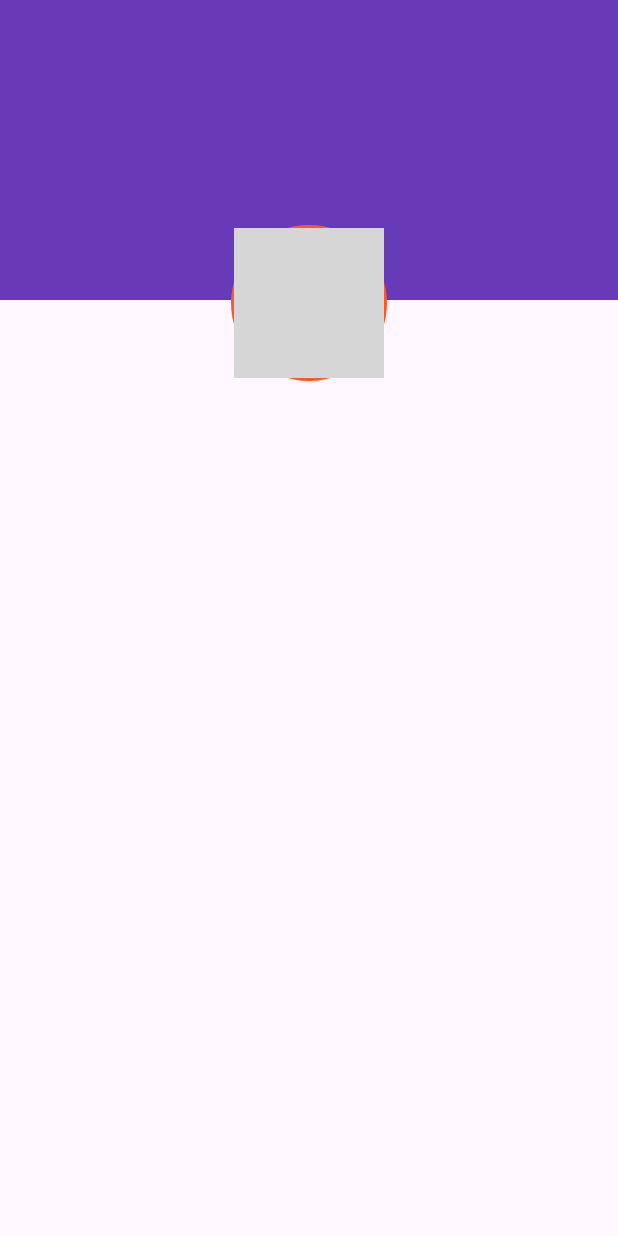
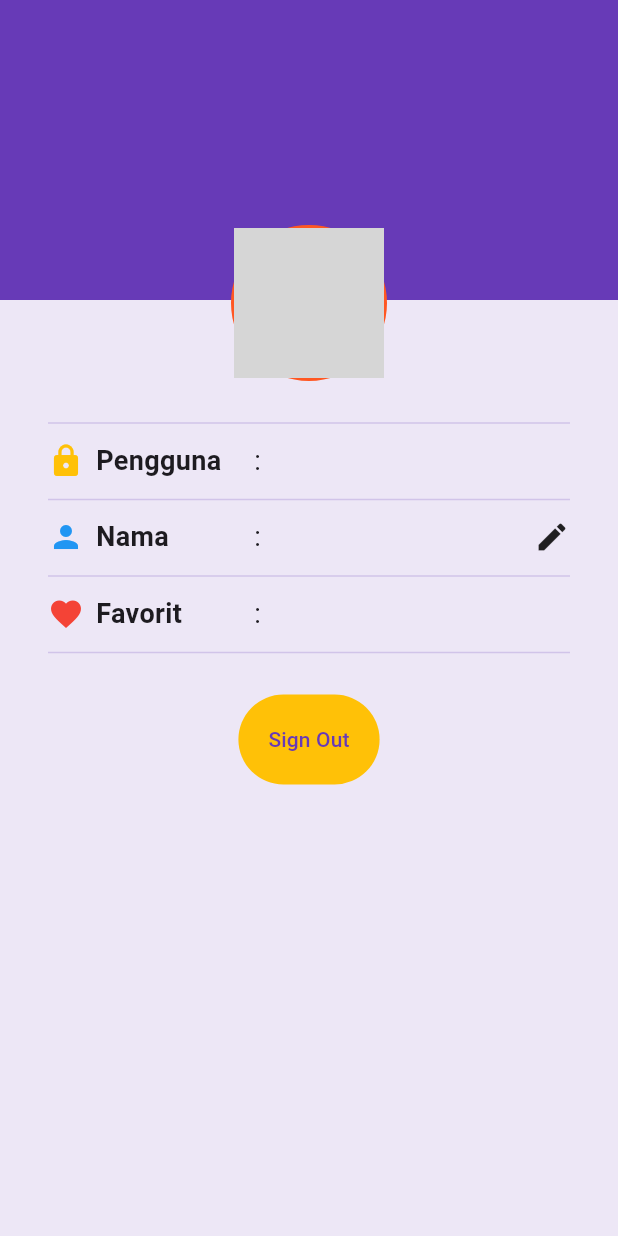
Before and after one commit to Mobile-Programming-MDP/materi-latihan-flutter-PutriNilam, a Flutter app: the ProfileScreen screen opened directly, on a phone screen of 412 x 824 dp. Run offline on Flutter 3.47's test engine with Material 2 defaults, Android fonts, the phone set to English and light mode, and no system bars; our stand-ins replace connectivity_plus; grey boxes are pictures that could not be loaded.

Commit message:
first commit
27 10 2023

```diff
--- a/wisata_candi/lib/main.dart
+++ b/wisata_candi/lib/main.dart
@@ -1,24 +1,43 @@
 import 'package:flutter/material.dart';
 import 'package:wisata_candi/data/candi_data.dart';
+import 'package:wisata_candi/screens/SignInScreen.dart';
 import 'package:wisata_candi/screens/detail_screen.dart';
+import 'package:wisata_candi/screens/profile_screen.dart';
 
 void main() {
   runApp(const MyApp());
 }
 
-class MyApp extends StatelessWidget {
+class MyApp extends StatefulWidget {
   const MyApp({super.key});
 
+  @override
+  State<MyApp> createState() => _MyAppState();
+}
+
+class _MyAppState extends State<MyApp> {
   // This widget is the root of your application.
   @override
   Widget build(BuildContext context) {
     return MaterialApp(
       title: 'Wisata Candi',
       theme: ThemeData(
-        colorScheme: ColorScheme.fromSeed(seedColor: Colors.deepPurple),
+        appBarTheme: const AppBarTheme(
+          iconTheme: IconThemeData(color: Colors.deepPurple),
+          titleTextStyle: TextStyle(
+            color: Colors.deepPurple,
+            fontSize: 20,
+            fontWeight: FontWeight.bold,
+          )
+
+        ),
+        colorScheme: ColorScheme.fromSeed(seedColor: Colors.deepPurple).copyWith(
+          primary: Colors.deepPurple,
+          surface: Colors.deepPurple[50],
+        ),
         useMaterial3: true,
       ),
-      home: DetailScreen(candi: candiList[0]),
+      home: SignInScreen(),
     );
   }
 }
--- a/wisata_candi/lib/screens/profile_screen.dart
+++ b/wisata_candi/lib/screens/profile_screen.dart
@@ -1,4 +1,5 @@
 import 'package:flutter/material.dart';
+import 'package:wisata_candi/widgets/profile_info_item.dart';
 
 class ProfileScreen extends StatefulWidget {
   const ProfileScreen({super.key});
@@ -54,11 +55,92 @@ class _ProfileScreenState extends State<ProfileScreen> {
                         ],
                       ),
                     ),
+                  ),
+                  Padding(
+                    padding: const EdgeInsets.symmetric(horizontal: 16),
+                    child: Column(
+                      children: [
+                        const SizedBox(
+                          height: 20,
+                        ),
+                        Divider(
+                          color: Colors.deepPurple[100],
+                        ),
+                        const SizedBox(
+                          height: 4,
+                        ),
+                        ProfileInfoItem(
+                          icon: Icons.lock,
+                          label: 'Pengguna',
+                          value: userName,
+                          iconColor: Colors.amber,
+                        ),
+                        const SizedBox(
+                          height: 5,
+                        ),
+                        Divider(
+                          color: Colors.deepPurple[100],
+                        ),
+                        const SizedBox(
+                          height: 4,
+                        ),
+                        ProfileInfoItem(
+                            icon: Icons.person,
+                            label: 'Nama',
+                            value: fullName,
+                            showEditIcon: isSignIn,
+                            onEditPressed: () {
+                              debugPrint('Icon edit ditekan ...');
+                            },
+                            iconColor: Colors.blue),
+                        const SizedBox(
+                          height: 5,
+                        ),
+                        Divider(
+                          color: Colors.deepPurple[100],
+                        ),
+                        const SizedBox(
+                          height: 4,
+                        ),
+                        ProfileInfoItem(
+                            icon: Icons.favorite,
+                            label: 'Favorit',
+                            value: favoriteCandiCount > 0
+                                ? '$favoriteCandiCount'
+                                : '',
+                            iconColor: Colors.red),
+                        const SizedBox(
+                          height: 5,
+                        ),
+                        Divider(
+                          color: Colors.deepPurple[100],
+                        ),
+                        SizedBox(
+                          height: 20,
+                        ),
+                        isSignIn
+                            ? TextButton(
+                                onPressed: () {},
+                                child: Text('Sign Out'),
+                                style: TextButton.styleFrom(
+                                    backgroundColor: Colors.amber,
+                                    padding: const EdgeInsets.all(20),
+                                    elevation: 5),
+                              )
+                            : TextButton(
+                                onPressed: () {},
+                                child: Text('Sign In'),
+                                style: TextButton.styleFrom(
+                                    backgroundColor: Colors.amber,
+                                    padding: const EdgeInsets.all(20),
+                                    elevation: 5),
                               )
                       ],
                     ),
                   ),
                 ],
+              )),
+        ],
       ),
     );
   }
--- /dev/null
+++ b/wisata_candi/lib/widgets/profile_info_item.dart
@@ -0,0 +1,55 @@
+import 'package:flutter/material.dart';
+
+class ProfileInfoItem extends StatelessWidget {
+  final IconData icon;
+  final String label;
+  final String value;
+  final bool showEditIcon;
+  final VoidCallback? onEditPressed;
+  final Color iconColor;
+
+  const ProfileInfoItem({
+    super.key,
+    required this.icon,
+    required this.label,
+    required this.value,
+    this.showEditIcon = false,
+    this.onEditPressed,
+    required this.iconColor,
+  });
+
+  @override
+  Widget build(BuildContext context) {
+    return Row(
+      children: [
+        SizedBox(
+          width: MediaQuery.of(context).size.width / 3,
+          child: Row(
+            children: [
+              Icon(
+                icon,
+                color: iconColor,
+              ),
+              const SizedBox(
+                width: 8,
+              ),
+              Text(
+                label,
+                style:
+                    const TextStyle(fontSize: 18, fontWeight: FontWeight.bold),
+              )
+            ],
+          ),
+        ),
+        Expanded(
+          child: Text(
+            ': $value',
+            style: const TextStyle(fontSize: 18),
+          ),
+        ),
+        if (showEditIcon)
+          InkWell(onTap: onEditPressed, child: const Icon(Icons.edit))
+      ],
+    );
+  }
+}
```
Also changed, not shown: wisata_candi/lib/screens/SignInScreen.dart (added, +79 -0 lines), wisata_candi/pubspec.lock. Lines whose indentation alone changed are shown as unchanged.
